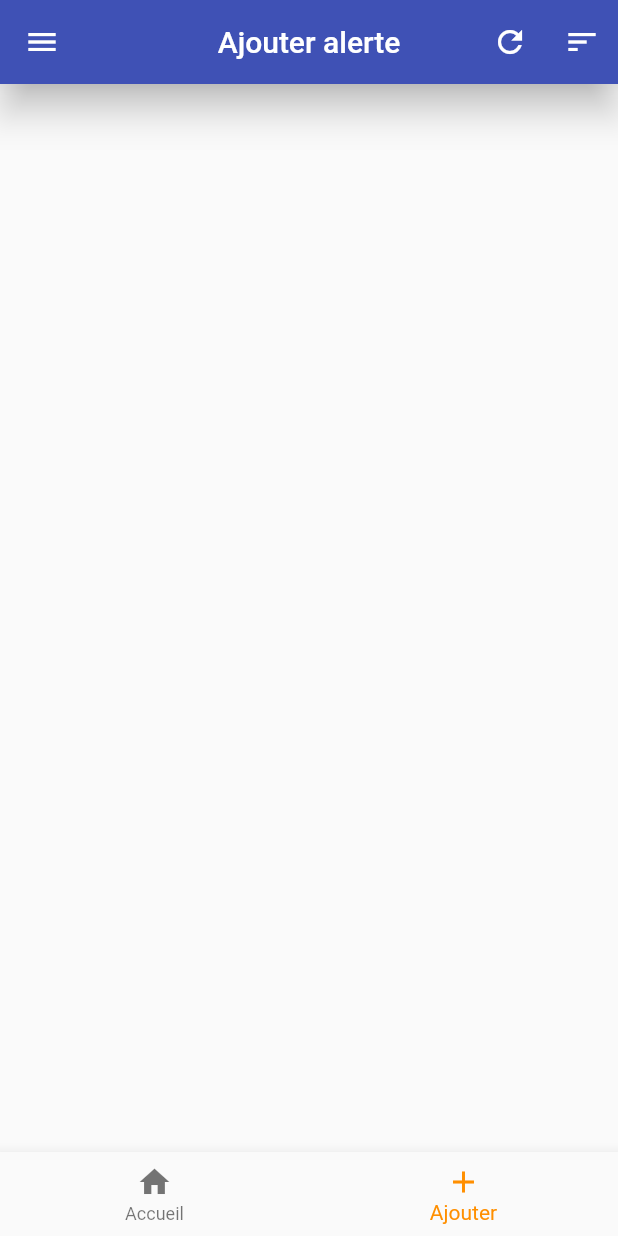
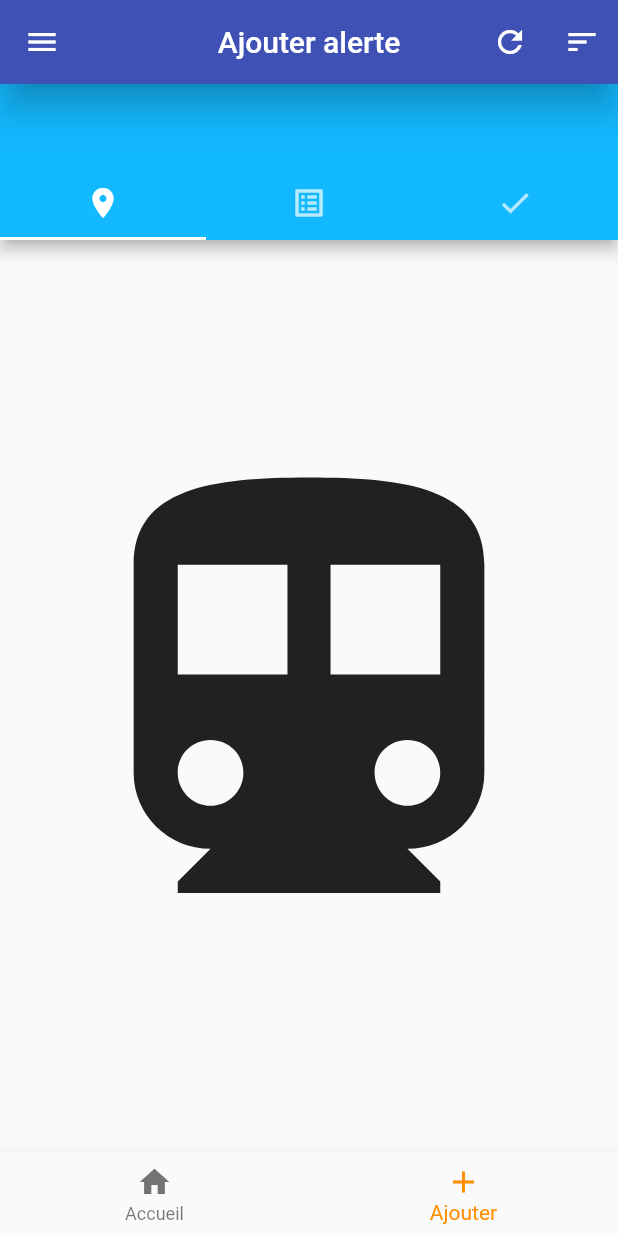
Before and after one commit to edd34/info-traffic-976, a Flutter app: the screen it shows after launch, item 2 of the bottom bar chosen, on a phone screen of 412 x 824 dp. Run offline on Flutter 3.47's test engine with Material 2 defaults, Android fonts, the phone set to English and light mode, and no system bars; our stand-ins replace bloc, cached_network_image, flutter_dotenv, flutter_map, latlong2.

Commit message:
implement tab

```diff
--- a/lib/alert/view/alert_add_page.dart
+++ b/lib/alert/view/alert_add_page.dart
@@ -6,8 +6,26 @@ class AlertAddPage extends StatelessWidget {
 
   @override
   Widget build(BuildContext context) {
-    return const Scaffold(
-      body: Center(child: GridLayout()),
+    return DefaultTabController(
+      length: 3,
+      child: Scaffold(
+        appBar: AppBar(
+          bottom: const TabBar(
+            tabs: [
+              Tab(icon: Icon(Icons.place)),
+              Tab(icon: Icon(Icons.list_alt)),
+              Tab(icon: Icon(Icons.check)),
+            ],
+          ),
+        ),
+        body: const TabBarView(
+          children: [
+            Icon(Icons.directions_transit, size: 350),
+            Center(child: GridLayout()),
+            Icon(Icons.directions_car, size: 350),
+          ],
+        ),
+      ),
     );
   }
 }
```
